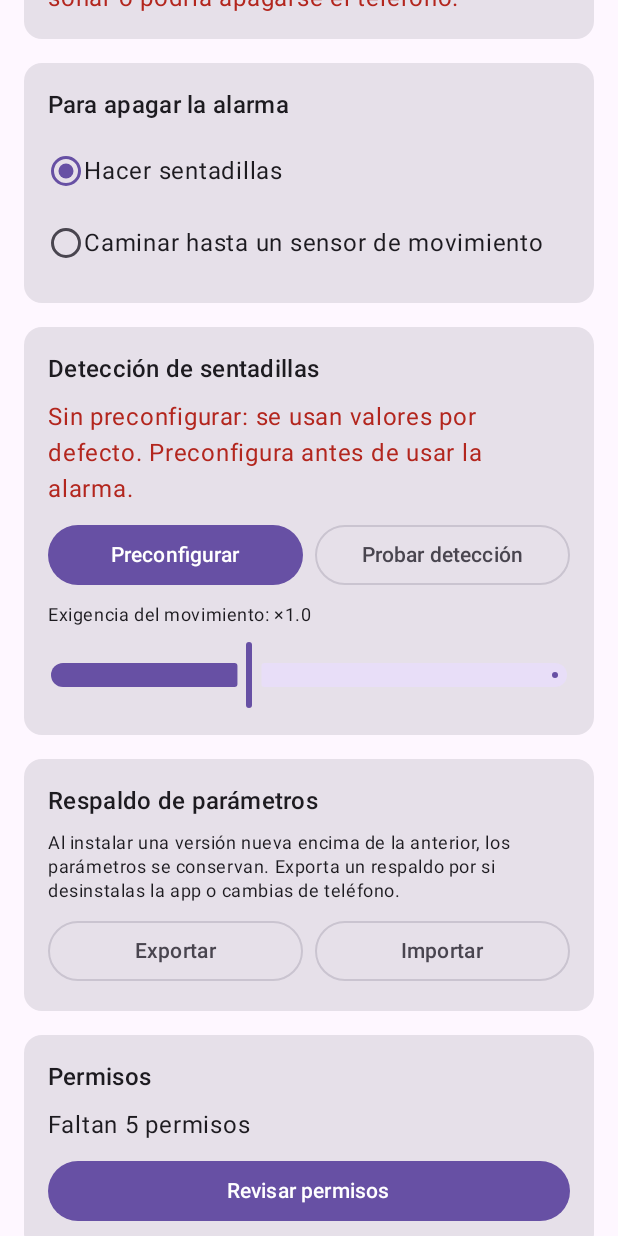
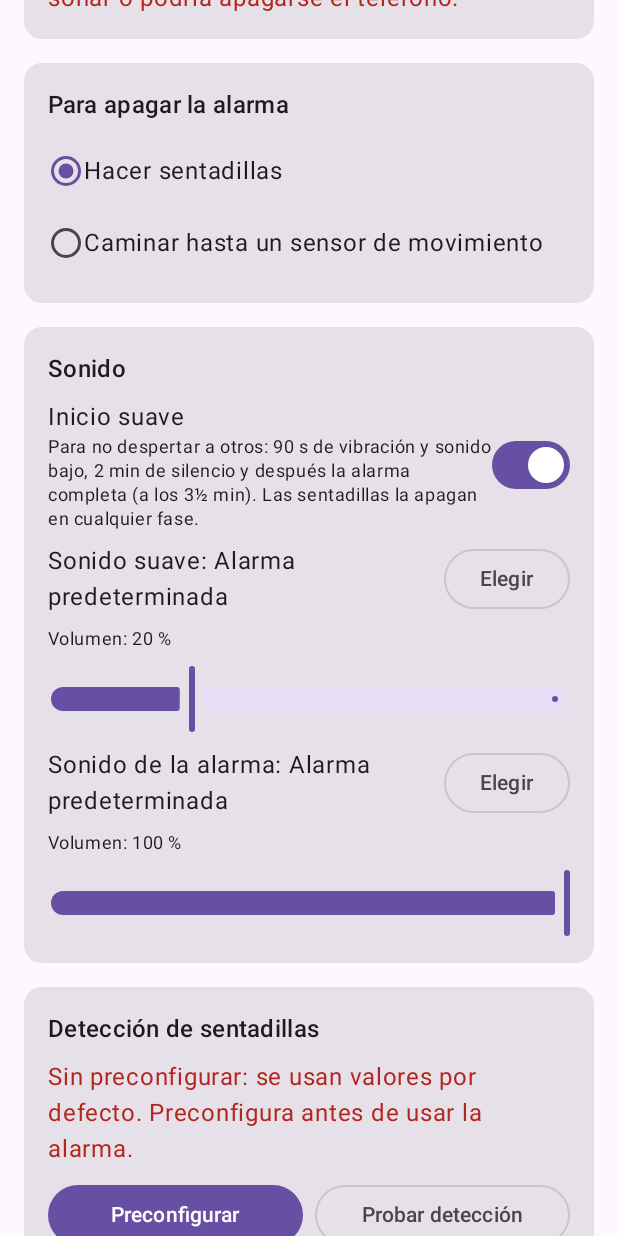
Before and after one commit to AGSCL/SquatAlarm, an Android app built with Jetpack Compose: the screen it shows after launch (MainActivity), scrolled down 576 dp, on a phone screen of 412 x 824 dp. Run offline under Robolectric (Android 15) with nearby library versions, the phone set to English and light mode, and no system bars.

Commit message:
Inicio suave, notificación escrita a mano y alarma tras reinicio con PIN
- Direct Boot: los ajustes pasan al almacenamiento protegido por dispositivo
  (se migran solos una vez) y la alarma, su pantalla, los receptores y el
  bloqueador funcionan antes del primer desbloqueo: tras un reinicio de noche
  la alarma se reprograma y suena aunque nadie ponga el PIN. Sonido de
  respaldo incluido en la app (res/raw) por si los del teléfono aún no están
  disponibles; antes del desbloqueo la misión del sensor pasa a sentadillas.
- Inicio suave (RingPlan): 90 s de vibración y sonido bajo, 120 s de
  silencio y después la alarma completa; la pantalla muestra cuánto falta.
  Sonido y volumen elegibles para cada fase (tarjeta «Sonido»), con
  cambios de fase a la hora exacta.
- Misión del sensor: el texto de la notificación (y la app, opcional) se
  pueden escribir a mano; sin app, sirve cualquier app con ese texto.
- Respaldo: exporta/importa las nuevas opciones; los Float se validan en
  Float (0,6f quedaba «fuera» de 0..0,6 en Double).
- AlarmService: libera el reproductor en cada intento fallido de sonido.

core-check: fases, volumen mínimo, notificación manual y rangos nuevos.

Co-Authored-By: Claude Opus 5.5 <noreply@anthropic.com>
Claude-Session: https://claude.ai/code/session_01Wsbh1Lc8NMMNJ6qBkPPdow

```diff
--- a/app/src/main/java/com/squatalarm/app/alarm/AlarmActivity.kt
+++ b/app/src/main/java/com/squatalarm/app/alarm/AlarmActivity.kt
@@ -53,6 +53,7 @@ class AlarmActivity : ComponentActivity(), SquatDetector.Listener {
         onBackPressedDispatcher.addCallback(this) { /* Atrás bloqueado */ }
         if (!AlarmService.isRunning) AlarmService.start(this)
         val showEscape = prefs.isTestRing || (sensorText == null && !det.isAvailable)
+        val loudAt = if (prefs.softStart) prefs.ringingSince + RingPlan.SOFT_MS + RingPlan.SILENT_MS else 0L
         setContent {
             // Se cierra sola si la alarma se apagó por otra vía (sensor o apagado de seguridad).
             LaunchedEffect(Unit) {
@@ -72,6 +73,7 @@ class AlarmActivity : ComponentActivity(), SquatDetector.Listener {
                     rejection = rejection.value,
                     sensorText = sensorText,
                     showEscape = showEscape,
+                    loudAt = loudAt,
                     onEscape = { dismiss() },
                 )
             }
--- a/app/src/main/java/com/squatalarm/app/alarm/AlarmPrefs.kt
+++ b/app/src/main/java/com/squatalarm/app/alarm/AlarmPrefs.kt
@@ -2,13 +2,13 @@ package com.squatalarm.app.alarm
 
 import android.content.Context
 import android.content.SharedPreferences
+import android.os.UserManager
 import com.squatalarm.app.squat.Calibration
 
-/** Configuración persistente (SharedPreferences). */
+/** Configuración persistente (SharedPreferences en almacenamiento protegido por dispositivo, ver [open]). */
 class AlarmPrefs(context: Context) {
 
-    private val sp: SharedPreferences =
-        context.applicationContext.getSharedPreferences("squat_alarm", Context.MODE_PRIVATE)
+    private val sp: SharedPreferences = open(context.applicationContext)
 
     var enabled: Boolean
         get() = sp.getBoolean("enabled", false)
@@ -54,6 +54,28 @@ class AlarmPrefs(context: Context) {
     var sensorText: String
         get() = sp.getString("sensor_text", "") ?: ""
         set(v) = sp.edit().putString("sensor_text", v).apply()
+
+    /** Inicio suave (ver [RingPlan]): vibración y sonido bajo, silencio y después la alarma completa. */
+    var softStart: Boolean
+        get() = sp.getBoolean("soft_start", true)
+        set(v) = sp.edit().putBoolean("soft_start", v).apply()
+
+    /** URI del sonido de cada fase ("" = alarma predeterminada) y su volumen (fracción del máximo de alarma). */
+    var soundSoft: String
+        get() = sp.getString("sound_soft", "") ?: ""
+        set(v) = sp.edit().putString("sound_soft", v).apply()
+
+    var soundLoud: String
+        get() = sp.getString("sound_loud", "") ?: ""
+        set(v) = sp.edit().putString("sound_loud", v).apply()
+
+    var volumeSoft: Float
+        get() = sp.getFloat("volume_soft", 0.2f)
+        set(v) = sp.edit().putFloat("volume_soft", v).apply()
+
+    var volumeLoud: Float
+        get() = sp.getFloat("volume_loud", 1f)
+        set(v) = sp.edit().putFloat("volume_loud", v).apply()
 
     /** Respaldo de todos los parámetros (no el estado de una alarma sonando). */
     fun exportText(): String = PrefsCodec.encode(sp.all)
@@ -136,5 +158,19 @@ class AlarmPrefs(context: Context) {
         const val DEFAULT_SAFETY_TIMEOUT_MIN = 60
         const val MISSION_SQUATS = 0
         const val MISSION_SENSOR = 1
+        private const val FILE = "squat_alarm"
+        @Volatile private var shared: SharedPreferences? = null
+
+        /**
+         * Almacenamiento protegido por dispositivo: se lee antes del primer desbloqueo tras reiniciar (Direct Boot),
+         * así la alarma se reprograma y suena aunque nadie haya puesto el PIN.
+         */
+        private fun open(app: Context): SharedPreferences {
+            shared?.let { return it }
+            val dp = app.createDeviceProtectedStorageContext()
+            val unlocked = app.getSystemService(UserManager::class.java).isUserUnlocked
+            if (unlocked) dp.moveSharedPreferencesFrom(app, FILE) // trae los parámetros de versiones anteriores (no hace nada si ya se movieron)
+            return dp.getSharedPreferences(FILE, Context.MODE_PRIVATE).also { if (unlocked) shared = it }
+        }
     }
 }
--- a/app/src/main/java/com/squatalarm/app/ui/HomeScreen.kt
+++ b/app/src/main/java/com/squatalarm/app/ui/HomeScreen.kt
@@ -1,6 +1,11 @@
 package com.squatalarm.app.ui
 
+import android.app.Activity
 import android.app.TimePickerDialog
+import android.content.Intent
+import android.media.RingtoneManager
+import android.net.Uri
+import android.provider.Settings
 import android.widget.Toast
 import androidx.activity.compose.rememberLauncherForActivityResult
 import androidx.activity.result.contract.ActivityResultContracts
@@ -77,6 +82,11 @@ private class HomeState(prefs: AlarmPrefs) {
     var sensorPackage by mutableStateOf(prefs.sensorPackage)
     var sensorText by mutableStateOf(prefs.sensorText)
     var picking by mutableStateOf(false)
+    var softStart by mutableStateOf(prefs.softStart)
+    var soundSoft by mutableStateOf(prefs.soundSoft)
+    var soundLoud by mutableStateOf(prefs.soundLoud)
+    var volumeSoft by mutableFloatStateOf(prefs.volumeSoft)
+    var volumeLoud by mutableFloatStateOf(prefs.volumeLoud)
 
     fun reload(prefs: AlarmPrefs) {
         enabled = prefs.enabled
@@ -107,6 +117,11 @@ fun HomeScreen(resumeTick: Int, onCalibrate: () -> Unit, onTest: () -> Unit, onP
         prefs.strictness = st.strictness
         prefs.safetyTimeoutMin = st.safetyMin
         prefs.mission = st.mission
+        prefs.softStart = st.softStart
+        prefs.soundSoft = st.soundSoft
+        prefs.soundLoud = st.soundLoud
+        prefs.volumeSoft = st.volumeSoft
+        prefs.volumeLoud = st.volumeLoud
         AlarmScheduler.schedule(context)
         st.nextAt = prefs.scheduledAt
         st.missing = PermissionUtils.missingCount(context)
@@ -235,25 +250,34 @@ fun HomeScreen(resumeTick: Int, onCalibrate: () -> Unit, onTest: () -> Unit, onP
                             "La app la lee con «Acceso a notificaciones»; no hace capturas de pantalla.",
                         style = MaterialTheme.typography.bodySmall,
                     )
-                    if (st.sensorPackage.isNotEmpty()) {
-                        Text("App del sensor: ${st.sensorPackage}", style = MaterialTheme.typography.bodySmall)
                     OutlinedTextField(
                         value = st.sensorText,
                         onValueChange = { st.sensorText = it; prefs.sensorText = it },
-                            label = { Text("Texto que debe traer la notificación") },
+                        label = { Text("Texto de la notificación") },
+                        placeholder = { Text("p. ej. Movimiento detectado") },
                         singleLine = true,
                         modifier = Modifier.fillMaxWidth(),
                     )
-                    }
+                    OutlinedTextField(
+                        value = st.sensorPackage,
+                        onValueChange = { st.sensorPackage = it.trim(); prefs.sensorPackage = st.sensorPackage },
+                        label = { Text("App del sensor (opcional)") },
+                        placeholder = { Text("p. ej. com.theswitchbot.switchbot") },
+                        supportingText = {
+                            Text(if (st.sensorPackage.isEmpty()) "Vacío: sirve una notificación de cualquier app con ese texto." else "Solo de esa app.")
+                        },
+                        singleLine = true,
+                        modifier = Modifier.fillMaxWidth(),
+                    )
                     if (!sensorReady) {
                         Text(
-                            "Mientras no elijas la notificación del sensor o falte «Acceso a notificaciones» (Revisar permisos), " +
+                            "Mientras falte el texto de la notificación o «Acceso a notificaciones» (Revisar permisos), " +
                                 "la alarma se apaga con sentadillas.",
                             color = MaterialTheme.colorScheme.error,
                         )
                     }
                     OutlinedButton(onClick = { st.picking = !st.picking }, modifier = Modifier.fillMaxWidth()) {
-                        Text(if (st.picking) "Cancelar" else "Elegir la notificación del sensor")
+                        Text(if (st.picking) "Cancelar" else "O elegirla de las notificaciones")
                     }
                     if (st.picking) {
                         SensorPicker { s ->
@@ -265,6 +289,30 @@ fun HomeScreen(resumeTick: Int, onCalibrate: () -> Unit, onTest: () -> Unit, onP
                         }
                     }
                 }
+            }
+
+            SectionCard("Sonido") {
+                Row(verticalAlignment = Alignment.CenterVertically) {
+                    Column(Modifier.weight(1f)) {
+                        Text("Inicio suave")
+                        Text(
+                            "Para no despertar a otros: 90 s de vibración y sonido bajo, 2 min de silencio y después la alarma " +
+                                "completa (a los 3½ min). Las sentadillas la apagan en cualquier fase.",
+                            style = MaterialTheme.typography.bodySmall,
+                        )
+                    }
+                    Switch(
+                        checked = st.softStart,
+                        onCheckedChange = { st.softStart = it; save() },
+                        modifier = Modifier.semantics { contentDescription = "Inicio suave" },
+                    )
+                }
+                if (st.softStart) {
+                    SoundChoice("Sonido suave", st.soundSoft, st.volumeSoft, 0.05f..0.6f,
+                        onSound = { st.soundSoft = it; save() }, onVolume = { st.volumeSoft = it }, onVolumeDone = { save() })
+                }
+                SoundChoice("Sonido de la alarma", st.soundLoud, st.volumeLoud, 0.3f..1f,
+                    onSound = { st.soundLoud = it; save() }, onVolume = { st.volumeLoud = it }, onVolumeDone = { save() })
             }
 
             SectionCard("Detección de sentadillas") {
@@ -316,7 +364,7 @@ fun HomeScreen(resumeTick: Int, onCalibrate: () -> Unit, onTest: () -> Unit, onP
 
             SectionCard("Prueba completa") {
                 Text(
-                    "Hace sonar la alarma en 10 s con sonido, vibración y bloqueo reales. " +
+                    "Hace sonar la alarma en 10 s con sonido, vibración y bloqueo reales (con inicio suave, si está activado). " +
                         "Bloquea el teléfono y espera. En modo prueba hay un botón para apagarla.",
                     style = MaterialTheme.typography.bodySmall,
                 )
@@ -347,6 +395,55 @@ fun HomeScreen(resumeTick: Int, onCalibrate: () -> Unit, onTest: () -> Unit, onP
             }
         }
     }
+}
+
+/** Sonido de una fase (selector de tonos del sistema) y su volumen, como fracción del máximo de alarma. */
+@Composable
+private fun SoundChoice(
+    label: String,
+    uri: String,
+    volume: Float,
+    range: ClosedFloatingPointRange<Float>,
+    onSound: (String) -> Unit,
+    onVolume: (Float) -> Unit,
+    onVolumeDone: () -> Unit,
+) {
+    val context = LocalContext.current
+    val current = if (uri.isEmpty()) Settings.System.DEFAULT_ALARM_ALERT_URI else Uri.parse(uri)
+    val title = remember(uri) {
+        if (uri.isEmpty()) null else try { RingtoneManager.getRingtone(context, current)?.getTitle(context) } catch (e: Exception) { null }
+    } ?: "Alarma predeterminada"
+    val picker = rememberLauncherForActivityResult(ActivityResultContracts.StartActivityForResult()) { r ->
+        @Suppress("DEPRECATION")
+        val picked = r.data?.getParcelableExtra<Uri>(RingtoneManager.EXTRA_RINGTONE_PICKED_URI)
+        if (r.resultCode == Activity.RESULT_OK && picked != null) onSound(if (picked == Settings.System.DEFAULT_ALARM_ALERT_URI) "" else picked.toString())
+    }
+    Row(verticalAlignment = Alignment.CenterVertically) {
+        Text("$label: $title", modifier = Modifier.weight(1f))
+        OutlinedButton(onClick = {
+            try {
+                picker.launch(
+                    Intent(RingtoneManager.ACTION_RINGTONE_PICKER)
+                        .putExtra(RingtoneManager.EXTRA_RINGTONE_TYPE, RingtoneManager.TYPE_ALL)
+                        .putExtra(RingtoneManager.EXTRA_RINGTONE_TITLE, label)
+                        .putExtra(RingtoneManager.EXTRA_RINGTONE_SHOW_SILENT, false)
+                        .putExtra(RingtoneManager.EXTRA_RINGTONE_SHOW_DEFAULT, true)
+                        .putExtra(RingtoneManager.EXTRA_RINGTONE_DEFAULT_URI, Settings.System.DEFAULT_ALARM_ALERT_URI)
+                        .putExtra(RingtoneManager.EXTRA_RINGTONE_EXISTING_URI, current)
+                )
+            } catch (e: Exception) {
+                Toast.makeText(context, "Este teléfono no tiene selector de sonidos", Toast.LENGTH_LONG).show()
+            }
+        }) { Text("Elegir") }
+    }
+    Text("Volumen: ${pct(volume)}", style = MaterialTheme.typography.bodySmall)
+    Slider(
+        value = volume,
+        onValueChange = { onVolume((it * 20f).roundToInt() / 20f) },
+        onValueChangeFinished = onVolumeDone,
+        valueRange = range,
+        modifier = Modifier.labeled("Volumen de $label", pct(volume)),
+    )
 }
 
 @Composable
--- a/app/src/main/java/com/squatalarm/app/util/PermissionUtils.kt
+++ b/app/src/main/java/com/squatalarm/app/util/PermissionUtils.kt
@@ -9,6 +9,7 @@ import android.content.pm.PackageManager
 import android.net.Uri
 import android.os.Build
 import android.os.PowerManager
+import android.os.UserManager
 import android.provider.Settings
 import androidx.core.app.NotificationManagerCompat
 import androidx.core.content.ContextCompat
@@ -93,13 +94,14 @@ object PermissionUtils {
         NotificationManagerCompat.getEnabledListenerPackages(context).contains(context.packageName)
 
     /**
-     * La misión del sensor solo se usa si está completa (notificación elegida y acceso concedido). Si no,
-     * la alarma se apaga con sentadillas; de lo contrario solo el apagado de seguridad podría pararla.
+     * La misión del sensor solo se usa si está completa (texto de la notificación y acceso concedido) y el
+     * teléfono ya se desbloqueó tras encenderse (antes, la app del sensor no corre). Si no, la alarma se apaga
+     * con sentadillas; de lo contrario solo el apagado de seguridad podría pararla.
      */
     fun sensorMissionReady(context: Context): Boolean {
         val p = AlarmPrefs(context)
-        return p.mission == AlarmPrefs.MISSION_SENSOR && p.sensorPackage.isNotEmpty() && p.sensorText.isNotBlank() &&
-            listenerEnabled(context)
+        return p.mission == AlarmPrefs.MISSION_SENSOR && p.sensorText.isNotBlank() && listenerEnabled(context) &&
+            context.getSystemService(UserManager::class.java).isUserUnlocked
     }
 
     private fun accessibilityEnabled(context: Context): Boolean {
```
Also changed, not shown: app/src/main/AndroidManifest.xml (+9 -1 lines), app/src/main/java/com/squatalarm/app/alarm/AlarmService.kt (+69 -28 lines), app/src/main/java/com/squatalarm/app/alarm/PrefsCodec.kt (+10 -2 lines), app/src/main/java/com/squatalarm/app/alarm/RingPlan.kt (added, +24 -0 lines), app/src/main/java/com/squatalarm/app/ui/AlarmScreen.kt (+12 -1 lines), core-check/test-body.kts (+18 -3 lines), 3 other files. Lines whose indentation alone changed are shown as unchanged.
